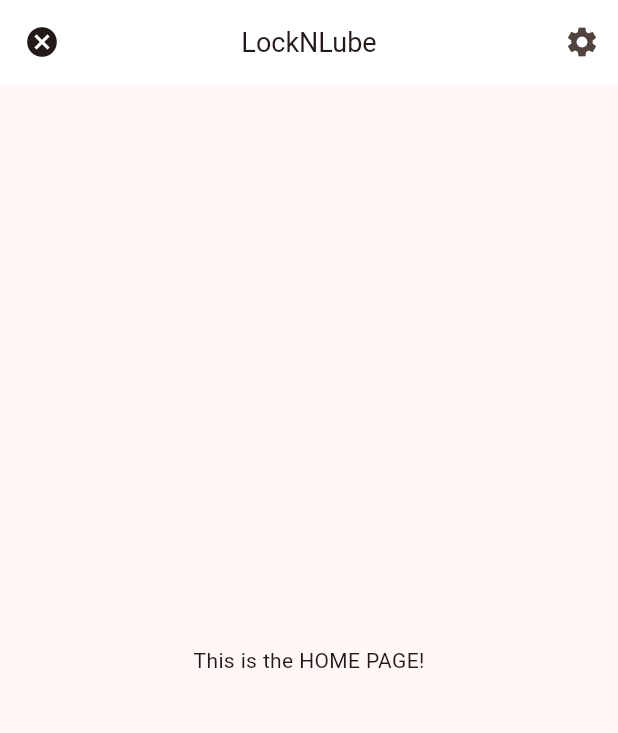
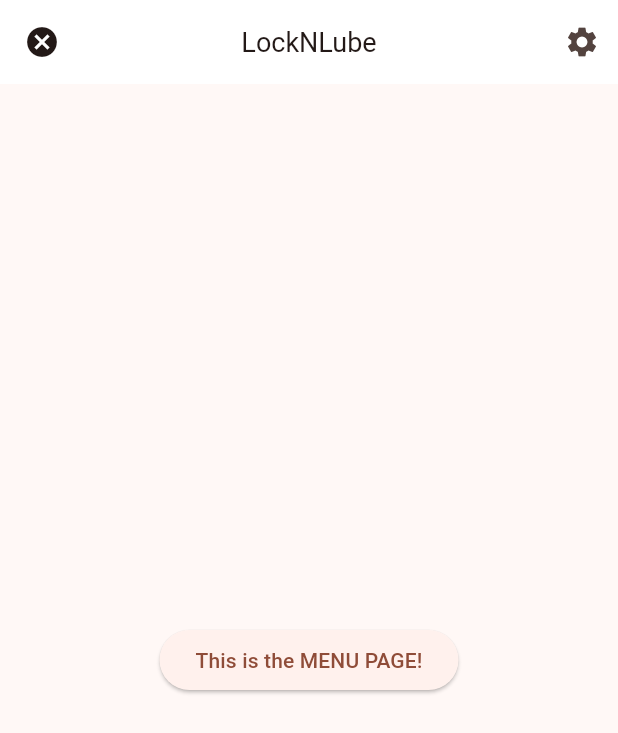
Before and after one commit to bhontz/teacher, a Flutter app: the screen it shows after launch, after a tap on the "menu" icon, on a phone screen of 412 x 824 dp. Shown: the top 733 px of the screen. Run offline on Flutter 3.47's test engine with Material 3 defaults, Android fonts, the phone set to English and light mode, and no system bars; our stand-ins replace flutter_bloc.

Commit message:
AppBar leading icon invokes menu page

```diff
--- a/lib/screens/foundation.dart
+++ b/lib/screens/foundation.dart
@@ -2,6 +2,7 @@ import 'package:flutter/material.dart';
 import 'package:flutter_bloc/flutter_bloc.dart';
 import '../screens/settings.dart';
 import '../screens/home.dart';
+import '../screens/menu.dart';
 import '../bloc/appbarmenu/appbarmenu_bloc.dart';
 
 class FoundationPage extends StatelessWidget {
@@ -38,35 +39,30 @@ class FoundationPage extends StatelessWidget {
                 ),
               ],
             ),
-            body: HomePage(),
+            // body: HomePage(),
+            body: NavigatorWidget(),
           ),
     );
   }
 }
 
-// class NavigatorWidget extends StatelessWidget {
-//   const NavigatorWidget({super.key});
+class NavigatorWidget extends StatelessWidget {
+  const NavigatorWidget({super.key});
 
-//   @override
-//   Widget build(BuildContext context) {
-//     return Navigator(
-//       onGenerateRoute:
-//           (RouteSettings settings) =>
-//               MaterialPageRoute(builder: (_) => Placeholder()),
+  @override
+  Widget build(BuildContext context) {
+    final appMenuBloc = context.read<AppMenuBloc>();
 
-//       // initialRoute: '/',
-//       // onGenerateRoute: (RouteSettings settings) {
-//       //   Widget page;
-//       //   switch (settings.name) {
-//       //     case '/':
-//       //       page = Settings();
-//       //       break;
-//       //     default:
-//       //       page = Placeholder();
-//       //       break;
-//       //   }
-//       //   return MaterialPageRoute(builder: (_) => page);
-//       // },
-//     );
-//   }
-// }
+    return BlocBuilder<AppMenuBloc, bool>(
+      builder:
+          (context, state) => Navigator(
+            onGenerateRoute: (RouteSettings settings) {
+              return MaterialPageRoute(
+                builder:
+                    (_) => appMenuBloc.state == false ? HomePage() : MenuPage(),
+              );
+            },
+          ),
+    );
+  }
+}
--- /dev/null
+++ b/lib/screens/menu.dart
@@ -0,0 +1,17 @@
+import 'package:flutter/material.dart';
+
+class MenuPage extends StatelessWidget {
+  const MenuPage({super.key});
+
+  @override
+  Widget build(BuildContext context) {
+    return Center(
+      child: ElevatedButton(
+        onPressed: () {
+          Navigator.of(context).pop();
+        },
+        child: Text("This is the MENU PAGE!"),
+      ),
+    );
+  }
+}
```
